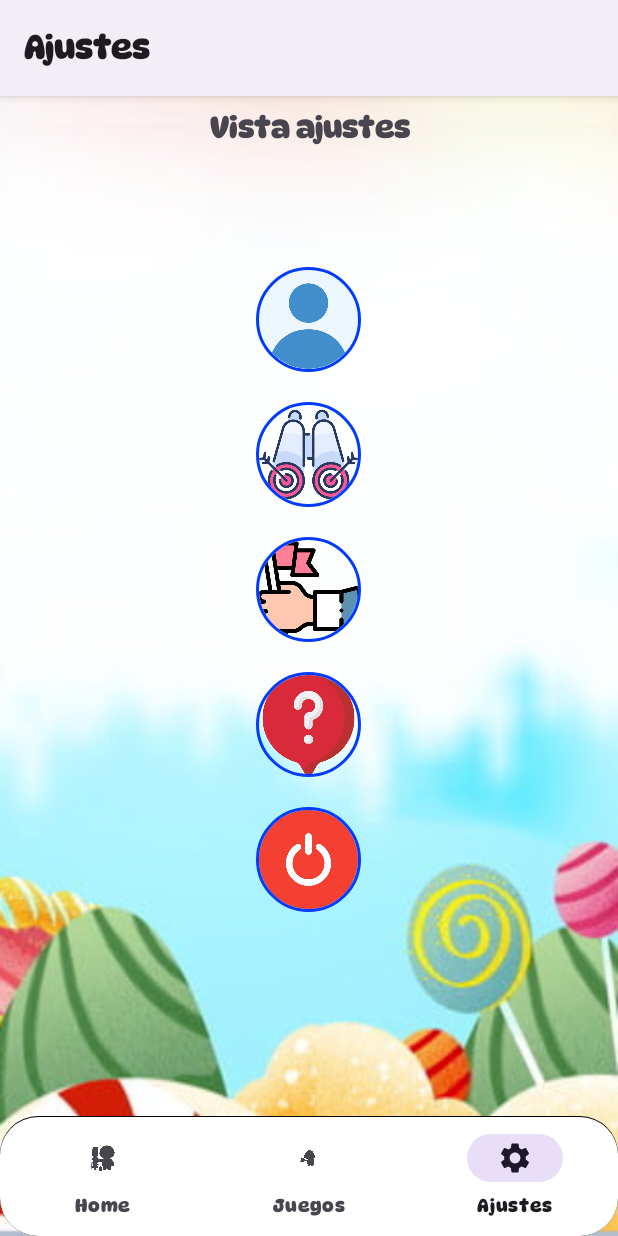
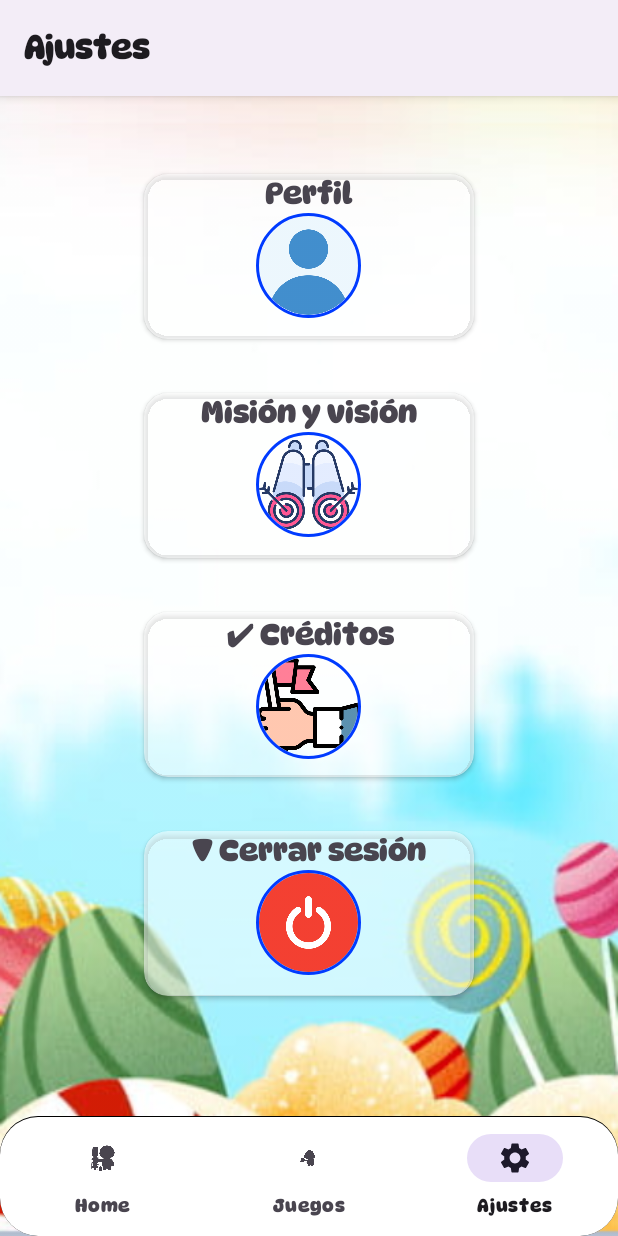
Before and after one commit to AndresFelipe077/Mis-Primeros-Auxilitos-APP, an Android app: the SettingsFragment screen opened through its navigation route, on a phone screen of 412 x 824 dp. Run offline under Robolectric (Android 15) with nearby library versions, the phone set to English and light mode, and no system bars; our stand-ins replace CircleImageView, navigation-ui; libraries missing offline, so code that uses them is left out: www.sanju.motiontoast.

Commit message:
Change design settings, add cardview

```diff
--- a/app/src/main/java/com/auxilitos/mis_primeros_auxilitos/ui/games/GamesViewModel.kt
+++ b/app/src/main/java/com/auxilitos/mis_primeros_auxilitos/ui/games/GamesViewModel.kt
@@ -7,7 +7,7 @@ import androidx.lifecycle.ViewModel
 class GamesViewModel : ViewModel() {
 
     private val _text = MutableLiveData<String>().apply {
-        value = "Vista de juegos"
+        value = ""
     }
     val text: LiveData<String> = _text
 }
--- a/app/src/main/java/com/auxilitos/mis_primeros_auxilitos/ui/home/ContentViewHolder.kt
+++ b/app/src/main/java/com/auxilitos/mis_primeros_auxilitos/ui/home/ContentViewHolder.kt
@@ -18,7 +18,7 @@ class ContentViewHolder(view: View) : RecyclerView.ViewHolder(view) {
         binding.author.text = contentModel.autor
 
         // Verificar si la URL es para un video o una imagen
-        if (contentModel.url.endsWith(".mp4")) {
+        if (contentModel.url.matches(Regex(".+\\.(mp4|avi|mov|mkv|wmv|flv|webm)$", RegexOption.IGNORE_CASE))) {
             // Si es un video, usar VideoView
             val videoUri = Uri.parse(ApiClient.baseUrl + contentModel.url)
             binding.videoView.visibility = View.VISIBLE
--- a/app/src/main/java/com/auxilitos/mis_primeros_auxilitos/ui/settings/SettingsFragment.kt
+++ b/app/src/main/java/com/auxilitos/mis_primeros_auxilitos/ui/settings/SettingsFragment.kt
@@ -9,14 +9,14 @@ import android.widget.TextView
 import androidx.fragment.app.Fragment
 import androidx.lifecycle.ViewModelProvider
 import com.auxilitos.mis_primeros_auxilitos.classesImport.ToastCustom
-import com.auxilitos.mis_primeros_auxilitos.databinding.FragmentNotificationsBinding
+import com.auxilitos.mis_primeros_auxilitos.databinding.FragmentSettingsBinding
 import com.auxilitos.mis_primeros_auxilitos.registro.Login
 import com.auxilitos.mis_primeros_auxilitos.registro.Profile
 import com.auxilitos.mis_primeros_auxilitos.settings.MisionVisionActivity
 
 class SettingsFragment : Fragment() {
 
-    private var _binding: FragmentNotificationsBinding? = null
+    private var _binding: FragmentSettingsBinding? = null
 
     // This property is only valid between onCreateView and
     // onDestroyView.
@@ -32,7 +32,7 @@ class SettingsFragment : Fragment() {
         val notificationsViewModel =
             ViewModelProvider(this)[SettingsViewModel::class.java]
 
-        _binding = FragmentNotificationsBinding.inflate(inflater, container, false)
+        _binding = FragmentSettingsBinding.inflate(inflater, container, false)
         val root: View = binding.root
 
         val textView: TextView = binding.textNotifications
--- a/app/src/main/java/com/auxilitos/mis_primeros_auxilitos/ui/settings/SettingsViewModel.kt
+++ b/app/src/main/java/com/auxilitos/mis_primeros_auxilitos/ui/settings/SettingsViewModel.kt
@@ -7,7 +7,7 @@ import androidx.lifecycle.ViewModel
 class SettingsViewModel : ViewModel() {
 
     private val _text = MutableLiveData<String>().apply {
-        value = "Vista ajustes"
+        value = ""
     }
     val text: LiveData<String> = _text
 }
--- a/app/src/main/res/layout/fragment_notifications.xml
+++ /dev/null
@@ -1,139 +0,0 @@
-<?xml version="1.0" encoding="utf-8"?>
-<LinearLayout xmlns:android="http://schemas.android.com/apk/res/android"
-    xmlns:app="http://schemas.android.com/apk/res-auto"
-    xmlns:tools="http://schemas.android.com/tools"
-    android:layout_width="match_parent"
-    android:layout_height="match_parent"
-    tools:context=".ui.settings.SettingsFragment"
-    android:orientation="vertical"
-    android:background="@drawable/fondo_login"
-    >
-
-    <LinearLayout
-        android:layout_width="match_parent"
-        android:layout_height="wrap_content"
-        android:orientation="horizontal" >
-
-        <TextView
-            android:id="@+id/text_notifications"
-            android:text="@string/ajustes"
-            android:layout_width="match_parent"
-            android:layout_height="wrap_content"
-            android:layout_marginStart="8dp"
-            android:layout_marginTop="8dp"
-            android:layout_marginEnd="8dp"
-            android:textAlignment="center"
-            android:textSize="20sp"
-            app:layout_constraintBottom_toBottomOf="parent"
-            app:layout_constraintEnd_toEndOf="parent"
-            app:layout_constraintStart_toStartOf="parent"
-            app:layout_constraintTop_toTopOf="parent" />
-
-    </LinearLayout>
-
-    <ScrollView
-        android:layout_width="match_parent"
-        android:layout_height="match_parent">
-        <LinearLayout
-            android:layout_width="match_parent"
-            android:layout_height="wrap_content"
-            android:orientation="vertical"
-            android:layout_marginTop="70dp">
-
-            <androidx.coordinatorlayout.widget.CoordinatorLayout
-                android:layout_width="match_parent"
-                android:layout_height="wrap_content"
-                android:gravity="center"
-                android:layout_margin="10sp">
-
-                <de.hdodenhof.circleimageview.CircleImageView
-                    android:id="@+id/btn_profile"
-                    android:layout_width="70dp"
-                    android:layout_height="70dp"
-                    android:src="@drawable/profile"
-                    app:civ_border_width="2dp"
-                    app:civ_border_color="#003BFF"
-                    android:layout_gravity="center"
-                    />
-
-            </androidx.coordinatorlayout.widget.CoordinatorLayout>
-
-            <androidx.coordinatorlayout.widget.CoordinatorLayout
-                android:layout_width="match_parent"
-                android:layout_height="wrap_content"
-                android:gravity="center"
-                android:layout_margin="10sp">
-
-                <de.hdodenhof.circleimageview.CircleImageView
-                    android:id="@+id/btn_mision_vision"
-                    android:layout_width="70dp"
-                    android:layout_height="70dp"
-                    android:src="@drawable/mision_vision"
-                    app:civ_border_width="2dp"
-                    app:civ_border_color="#003BFF"
-                    android:layout_gravity="center"
-                    />
-
-            </androidx.coordinatorlayout.widget.CoordinatorLayout>
-
-            <androidx.coordinatorlayout.widget.CoordinatorLayout
-                android:layout_width="match_parent"
-                android:layout_height="wrap_content"
-                android:gravity="center"
-                android:layout_margin="10sp">
-
-                <de.hdodenhof.circleimageview.CircleImageView
-                    android:id="@+id/btn_credits"
-                    android:layout_width="70dp"
-                    android:layout_height="70dp"
-                    android:src="@drawable/atribucion"
-                    app:civ_border_width="2dp"
-                    app:civ_border_color="#003BFF"
-                    android:layout_gravity="center"
-                    />
-
-            </androidx.coordinatorlayout.widget.CoordinatorLayout>
-
-            <androidx.coordinatorlayout.widget.CoordinatorLayout
-                android:layout_width="match_parent"
-                android:layout_height="wrap_content"
-                android:gravity="center"
-                android:layout_margin="10sp">
-
-                <de.hdodenhof.circleimageview.CircleImageView
-                    android:id="@+id/btn_help"
-                    android:layout_width="70dp"
-                    android:layout_height="70dp"
-                    android:src="@drawable/ayuda"
-                    app:civ_border_width="2dp"
-                    app:civ_border_color="#003BFF"
-                    android:layout_gravity="center"
-                    />
-
-            </androidx.coordinatorlayout.widget.CoordinatorLayout>
-
-            <androidx.coordinatorlayout.widget.CoordinatorLayout
-                android:layout_width="match_parent"
-                android:layout_height="wrap_content"
-                android:gravity="center"
-                android:layout_margin="10sp">
-
-                <de.hdodenhof.circleimageview.CircleImageView
-                    android:id="@+id/btn_logout"
-                    android:layout_width="70dp"
-                    android:layout_height="70dp"
-                    android:src="@drawable/logout"
-                    app:civ_border_width="2dp"
-                    app:civ_border_color="#003BFF"
-                    android:layout_gravity="center"
-                    />
-
-            </androidx.coordinatorlayout.widget.CoordinatorLayout>
-
-
-        </LinearLayout>
-    </ScrollView>
-
-
-
-</LinearLayout>
--- /dev/null
+++ b/app/src/main/res/layout/fragment_settings.xml
@@ -0,0 +1,242 @@
+<?xml version="1.0" encoding="utf-8"?>
+<LinearLayout xmlns:android="http://schemas.android.com/apk/res/android"
+    xmlns:app="http://schemas.android.com/apk/res-auto"
+    xmlns:tools="http://schemas.android.com/tools"
+    android:layout_width="match_parent"
+    android:layout_height="match_parent"
+    tools:context=".ui.settings.SettingsFragment"
+    android:orientation="vertical"
+    android:background="@drawable/fondo_login"
+    xmlns:card_view="http://schemas.android.com/apk/res-auto"
+    >
+
+    <LinearLayout
+        android:layout_width="match_parent"
+        android:layout_height="wrap_content"
+        android:orientation="horizontal" >
+
+        <TextView
+            android:id="@+id/text_notifications"
+            android:text="@string/ajustes"
+            android:layout_width="match_parent"
+            android:layout_height="wrap_content"
+            android:layout_marginStart="8dp"
+            android:layout_marginTop="8dp"
+            android:layout_marginEnd="8dp"
+            android:textAlignment="center"
+            android:textSize="20sp"
+            app:layout_constraintBottom_toBottomOf="parent"
+            app:layout_constraintEnd_toEndOf="parent"
+            app:layout_constraintStart_toStartOf="parent"
+            app:layout_constraintTop_toTopOf="parent" />
+
+    </LinearLayout>
+
+    <ScrollView
+        android:layout_width="match_parent"
+        android:layout_height="wrap_content"
+        >
+
+        <LinearLayout
+            android:layout_width="match_parent"
+            android:layout_height="wrap_content"
+            android:orientation="vertical"
+            >
+
+            <LinearLayout
+                android:layout_width="match_parent"
+                android:layout_height="wrap_content"
+                android:gravity="center"
+                android:layout_margin="10sp"
+                android:layout_marginStart="30dp"
+                android:orientation="horizontal">
+
+                <androidx.cardview.widget.CardView
+                    android:layout_width="220dp"
+                    android:layout_height="110dp"
+                    android:layout_margin="8dp"
+                    android:layout_marginLeft="30dp"
+                    android:layout_marginStart="30dp"
+                    android:foreground="?android:attr/selectableItemBackground"
+                    card_view:cardCornerRadius="16dp"
+                    card_view:cardBackgroundColor="#80FFFFFF"
+                    tools:ignore="RtlHardcoded">
+
+                    <LinearLayout
+                        android:layout_width="match_parent"
+                        android:layout_height="wrap_content"
+                        android:orientation="vertical">
+
+                        <TextView
+                            android:id="@+id/title"
+                            android:layout_width="match_parent"
+                            android:layout_height="wrap_content"
+                            android:text="@string/profile_title"
+                            android:textAlignment="center"
+                            android:textSize="20sp"/>
+
+                        <de.hdodenhof.circleimageview.CircleImageView
+                            android:id="@+id/btn_profile"
+                            android:layout_width="70dp"
+                            android:layout_height="70dp"
+                            android:src="@drawable/profile"
+                            app:civ_border_width="2dp"
+                            app:civ_border_color="#003BFF"
+                            android:layout_gravity="center"
+                            />
+
+                    </LinearLayout>
+                </androidx.cardview.widget.CardView>
+
+
+            </LinearLayout>
+
+            <LinearLayout
+                android:layout_width="match_parent"
+                android:layout_height="wrap_content"
+                android:gravity="center"
+                android:layout_margin="10sp"
+                android:layout_marginStart="30dp"
+                android:orientation="horizontal">
+
+                <androidx.cardview.widget.CardView
+                    android:layout_width="220dp"
+                    android:layout_height="110dp"
+                    android:layout_margin="8dp"
+                    android:layout_marginLeft="30dp"
+                    android:layout_marginStart="30dp"
+                    android:foreground="?android:attr/selectableItemBackground"
+                    card_view:cardCornerRadius="16dp"
+                    card_view:cardBackgroundColor="#80FFFFFF"
+                    tools:ignore="RtlHardcoded">
+
+                    <LinearLayout
+                        android:layout_width="match_parent"
+                        android:layout_height="wrap_content"
+                        android:orientation="vertical">
+
+                        <TextView
+                            android:layout_width="match_parent"
+                            android:layout_height="wrap_content"
+                            android:text="@string/mision_y_vision"
+                            android:textAlignment="center"
+                            android:textSize="20sp"/>
+
+                        <de.hdodenhof.circleimageview.CircleImageView
+                            android:id="@+id/btn_mision_vision"
+                            android:layout_width="70dp"
+                            android:layout_height="70dp"
+                            android:src="@drawable/mision_vision"
+                            app:civ_border_width="2dp"
+                            app:civ_border_color="#003BFF"
+                            android:layout_gravity="center"
+                            />
+
+                    </LinearLayout>
+                </androidx.cardview.widget.CardView>
+
+
+            </LinearLayout>
+
+            <LinearLayout
+                android:layout_width="match_parent"
+                android:layout_height="wrap_content"
+                android:gravity="center"
+                android:layout_margin="10sp"
+                android:layout_marginStart="30dp"
+                android:orientation="horizontal">
+
+                <androidx.cardview.widget.CardView
+                    android:layout_width="220dp"
+                    android:layout_height="110dp"
+                    android:layout_margin="8dp"
+                    android:layout_marginLeft="30dp"
+                    android:layout_marginStart="30dp"
+                    android:foreground="?android:attr/selectableItemBackground"
+                    card_view:cardCornerRadius="16dp"
+                    card_view:cardBackgroundColor="#80FFFFFF"
+                    tools:ignore="RtlHardcoded">
+
+                    <LinearLayout
+                        android:layout_width="match_parent"
+                        android:layout_height="wrap_content"
+                        android:orientation="vertical">
+
+                        <TextView
+                            android:layout_width="match_parent"
+                            android:layout_height="wrap_content"
+                            android:text="@string/creditos"
+                            android:textAlignment="center"
+                            android:textSize="20sp"/>
+
+                        <de.hdodenhof.circleimageview.CircleImageView
+                            android:id="@+id/btn_credits"
+                            android:layout_width="70dp"
+                            android:layout_height="70dp"
+                            android:src="@drawable/atribucion"
+                            app:civ_border_width="2dp"
+                            app:civ_border_color="#003BFF"
+                            android:layout_gravity="center"
+                            />
+
+                    </LinearLayout>
+                </androidx.cardview.widget.CardView>
+
+
+            </LinearLayout>
+
+            <LinearLayout
+                android:layout_width="match_parent"
+                android:layout_height="wrap_content"
+                android:gravity="center"
+                android:layout_margin="10sp"
+                android:layout_marginStart="30dp"
+                android:orientation="horizontal">
+
+                <androidx.cardview.widget.CardView
+                    android:layout_width="220dp"
+                    android:layout_height="110dp"
+                    android:layout_margin="8dp"
+                    android:layout_marginLeft="30dp"
+                    android:layout_marginStart="30dp"
+                    android:foreground="?android:attr/selectableItemBackground"
+                    card_view:cardCornerRadius="16dp"
+                    card_view:cardBackgroundColor="#80FFFFFF"
+                    tools:ignore="RtlHardcoded">
+
+                    <LinearLayout
+                        android:layout_width="match_parent"
+                        android:layout_height="wrap_content"
+                        android:orientation="vertical">
+
+                        <TextView
+                            android:layout_width="match_parent"
+                            android:layout_height="wrap_content"
+                            android:text="@string/cerrar_sesion"
+                            android:textAlignment="center"
+                            android:textSize="20sp"/>
+
+                        <de.hdodenhof.circleimageview.CircleImageView
+                            android:id="@+id/btn_logout"
+                            android:layout_width="70dp"
+                            android:layout_height="70dp"
+                            android:src="@drawable/logout"
+                            app:civ_border_width="2dp"
+                            app:civ_border_color="#003BFF"
+                            android:layout_gravity="center"
+                            />
+
+                    </LinearLayout>
+                </androidx.cardview.widget.CardView>
+
+
+            </LinearLayout>
+
+
+        </LinearLayout>
+
+    </ScrollView>
+
+
+
+</LinearLayout>
--- a/app/src/main/res/navigation/mobile_navigation.xml
+++ b/app/src/main/res/navigation/mobile_navigation.xml
@@ -21,5 +21,5 @@
         android:id="@+id/navigation_notifications"
         android:name="com.auxilitos.mis_primeros_auxilitos.ui.settings.SettingsFragment"
         android:label="@string/title_notifications"
-        tools:layout="@layout/fragment_notifications" />
+        tools:layout="@layout/fragment_settings" />
 </navigation>
--- a/app/src/main/res/values/strings.xml
+++ b/app/src/main/res/values/strings.xml
@@ -73,5 +73,6 @@
     <string name="text_mision">Brindar a nuestros niños una educación integral en primeros auxilios preparándolos frente a cualquier dificultad o emergencia, utilizando herramientas didácticas y tecnológicas para desarrollar toda su capacidad, para que sean los héroes del mañana.</string>
     <string name="vision">Visión</string>
     <string name="text_vision">Para el año 2024 los niños estarán preparados para prestar servicios en primeros auxilios y capacitados para poder reaccionar a un evento de emergencia.</string>
+    <string name="profile_title">Perfil</string>
 
 </resources>
```
